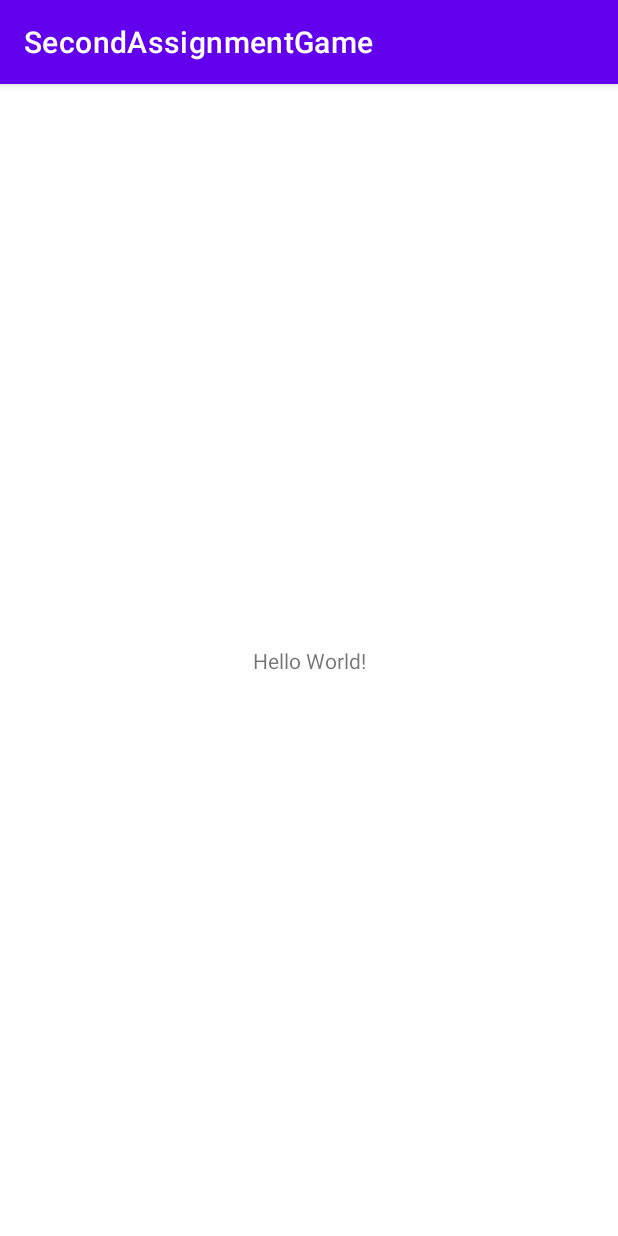
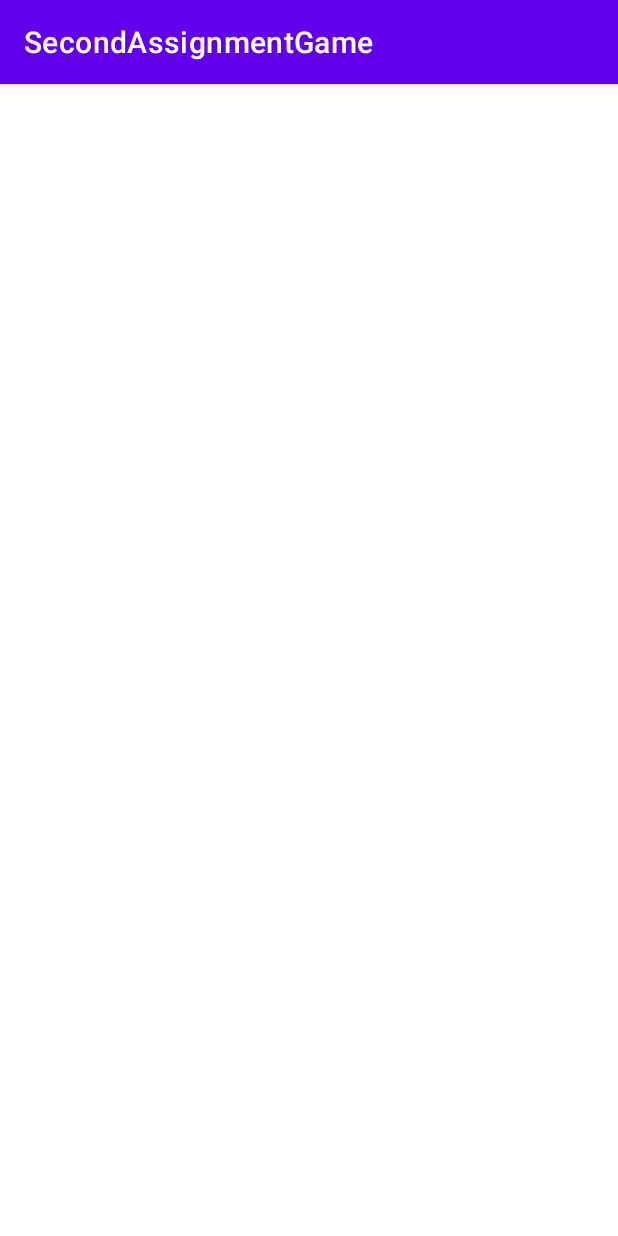
Before and after one commit to Saljithchettorusubhash/Arimma, an Android app: the screen it shows after launch (MainActivity), on a phone screen of 412 x 824 dp. Run offline under Robolectric (Android 15) with nearby library versions, the phone set to English and light mode, and no system bars.

Commit message:
Layout design

```diff
--- /dev/null
+++ b/app/src/main/java/com/example/secondassignmentgame/GameStage.kt
@@ -0,0 +1,4 @@
+package com.example.secondassignmentgame
+
+class GameStage {
+}
--- a/app/src/main/res/layout/activity_main.xml
+++ b/app/src/main/res/layout/activity_main.xml
@@ -1,18 +1,9 @@
-<?xml version="1.0" encoding="utf-8"?>
-<androidx.constraintlayout.widget.ConstraintLayout xmlns:android="http://schemas.android.com/apk/res/android"
-    xmlns:app="http://schemas.android.com/apk/res-auto"
-    xmlns:tools="http://schemas.android.com/tools"
-    android:layout_width="match_parent"
-    android:layout_height="match_parent"
-    tools:context=".MainActivity">
+ <?xml version="1.0" encoding="utf-8"?>
+ <LinearLayout
+     xmlns:android="http://schemas.android.com/apk/res/android"
+     android:layout_width="match_parent"
+     android:layout_height="match_parent"
+     android:gravity="center"
+     android:orientation="vertical">
 
-    <TextView
-        android:layout_width="wrap_content"
-        android:layout_height="wrap_content"
-        android:text="Hello World!"
-        app:layout_constraintBottom_toBottomOf="parent"
-        app:layout_constraintEnd_toEndOf="parent"
-        app:layout_constraintStart_toStartOf="parent"
-        app:layout_constraintTop_toTopOf="parent" />
-
-</androidx.constraintlayout.widget.ConstraintLayout>
+</LinearLayout>
```
